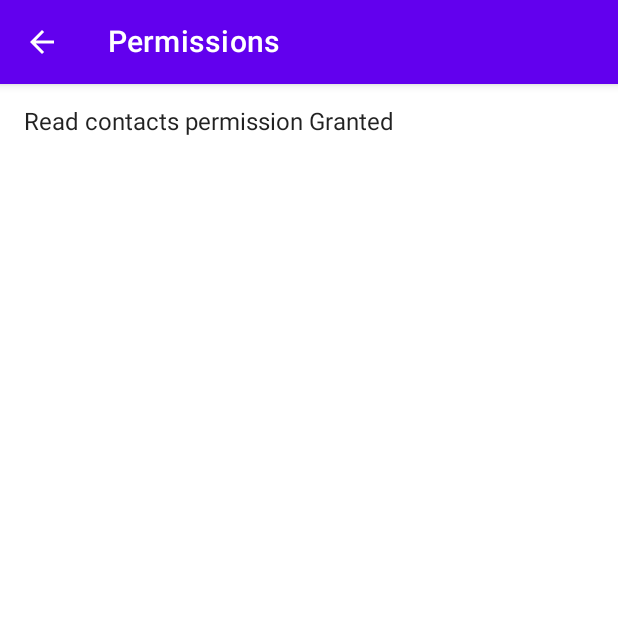
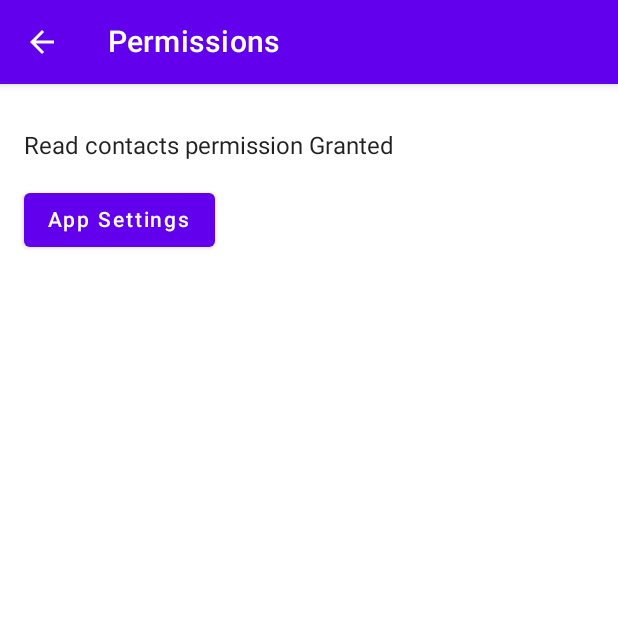
Before and after one commit to stevetripp/Template, an Android app built with Jetpack Compose: the composable PermissionsScreen shown on its own in the app's theme, on a phone screen of 412 x 824 dp, the top half of it. Run offline under Robolectric (Android 15) with nearby library versions, the phone set to English and light mode, and no system bars; our stand-ins replace Dagger/Hilt's generated code.

Commit message:
Add PermissionBanner

```diff
--- a/app/build.gradle.kts
+++ b/app/build.gradle.kts
@@ -43,6 +43,7 @@ android {
             "-opt-in=com.google.accompanist.pager.ExperimentalPagerApi",
             "-opt-in=com.google.accompanist.permissions.ExperimentalPermissionsApi",
             "-opt-in=kotlin.ExperimentalStdlibApi",
+            "-opt-in=kotlinx.coroutines.ExperimentalCoroutinesApi",
         )
     }
     buildFeatures {
@@ -66,7 +67,9 @@ dependencies {
     implementation(libs.accompanist.permissions)
     implementation(libs.accompanist.systemuicontroller)
 
+    implementation(libs.androidx.datastore.preferences)
     implementation(libs.androidx.hilt.navigation.compose)
+    implementation(libs.androidx.lifecycle.process)
     implementation(libs.androidx.navigation.compose)
 
     implementation(libs.androidx.splashscreen)
--- a/app/src/main/AndroidManifest.xml
+++ b/app/src/main/AndroidManifest.xml
@@ -4,6 +4,7 @@
     package="com.example.template"
     >
     <uses-permission android:name="android.permission.READ_CONTACTS" />
+    <uses-permission android:name="android.permission.ACCESS_COARSE_LOCATION" />
 
     <application
         android:name=".App"
--- /dev/null
+++ b/app/src/main/java/com/example/template/ext/FlowExt.kt
@@ -0,0 +1,13 @@
+package com.example.template.ext
+
+import kotlinx.coroutines.CoroutineScope
+import kotlinx.coroutines.flow.Flow
+import kotlinx.coroutines.flow.SharingStarted
+import kotlinx.coroutines.flow.StateFlow
+import kotlinx.coroutines.flow.stateIn
+
+fun <T> Flow<T>.stateInDefault(coroutineScope: CoroutineScope, initialValue: T): StateFlow<T> = this.stateIn(
+    scope = coroutineScope,
+    started = SharingStarted.WhileSubscribed(stopTimeoutMillis = 5_000L),
+    initialValue = initialValue,
+)
--- /dev/null
+++ b/app/src/main/java/com/example/template/ext/LifecycleCoroutineScopeExt.kt
@@ -0,0 +1,6 @@
+package com.example.template.ext
+
+import androidx.lifecycle.ProcessLifecycleOwner
+import androidx.lifecycle.lifecycleScope
+
+ val ProcessScope = ProcessLifecycleOwner.get().lifecycleScope
--- /dev/null
+++ b/app/src/main/java/com/example/template/model/datastore/AppPreferenceDataSource.kt
@@ -0,0 +1,52 @@
+package com.example.template.model.datastore
+
+import android.app.Application
+import android.content.Context
+import android.util.Log
+import androidx.datastore.core.handlers.ReplaceFileCorruptionHandler
+import androidx.datastore.preferences.core.booleanPreferencesKey
+import androidx.datastore.preferences.core.edit
+import androidx.datastore.preferences.core.emptyPreferences
+import androidx.datastore.preferences.core.stringPreferencesKey
+import androidx.datastore.preferences.preferencesDataStore
+import com.example.template.ext.ProcessScope
+import com.example.template.ui.widget.PermissionState
+import kotlinx.coroutines.flow.Flow
+import kotlinx.coroutines.flow.mapLatest
+import kotlinx.coroutines.launch
+import javax.inject.Inject
+import javax.inject.Singleton
+
+@Singleton
+class AppPreferenceDataSource
+@Inject constructor(
+    private val application: Application,
+) {
+    private val Context.dataStore by preferencesDataStore(
+        name = "app",
+        corruptionHandler = ReplaceFileCorruptionHandler {
+            Log.e("Template", "Datastore Corrupted", it)
+            emptyPreferences()
+        },
+//        produceMigrations = { applicationContext ->
+//            listOf(
+//                PreferenceMigrations.sharedPreferenceMigration(applicationContext, toVersion = 1, migrate = { sharedPrefs, currentData ->
+//                    SharedPreferenceMigration.migrateSharedPreferences(sharedPrefs, currentData)
+//                })
+//            )
+//        }
+    )
+
+
+    val locationPermissionStateFlow: Flow<PermissionState> = application.dataStore.data.mapLatest { preferences ->
+        preferences[Key.LOCATION_PERMISSION_STATE]?.let { PermissionState.valueOf(it) } ?: PermissionState.NotPermitted
+    }
+
+    suspend fun setLocationPermissionState(value: PermissionState) = application.dataStore.edit { it[Key.LOCATION_PERMISSION_STATE] = value.name }
+    fun setLocationPermissionStateAsync(value: PermissionState) = ProcessScope.launch { application.dataStore.edit { it[Key.LOCATION_PERMISSION_STATE] = value.name } }
+
+    object Key {
+        val IGNORE_LOCATION_PERMISSION_REQUEST = booleanPreferencesKey("IGNORE_LOCATION_PERMISSION_REQUEST")
+        val LOCATION_PERMISSION_STATE = stringPreferencesKey("LOCATION_PERMISSION_STATE")
+    }
+}
--- /dev/null
+++ b/app/src/main/java/com/example/template/ui/widget/PermissionBanner.kt
@@ -0,0 +1,105 @@
+package com.example.template.ui.widget
+
+import android.util.Log
+import androidx.compose.foundation.clickable
+import androidx.compose.foundation.layout.Row
+import androidx.compose.foundation.layout.fillMaxWidth
+import androidx.compose.foundation.layout.padding
+import androidx.compose.material.Surface
+import androidx.compose.material.Text
+import androidx.compose.material.TextButton
+import androidx.compose.runtime.Composable
+import androidx.compose.runtime.collectAsState
+import androidx.compose.runtime.getValue
+import androidx.compose.ui.Alignment
+import androidx.compose.ui.Modifier
+import androidx.compose.ui.platform.LocalInspectionMode
+import androidx.compose.ui.unit.dp
+import com.example.template.ui.PreviewDefault
+import com.example.template.ui.theme.AppTheme
+import com.google.accompanist.permissions.isGranted
+import com.google.accompanist.permissions.rememberPermissionState
+import com.google.accompanist.permissions.shouldShowRationale
+import kotlinx.coroutines.flow.StateFlow
+
+@Composable
+fun PermissionBanner(
+    firstRead: String,
+    rational: String,
+    permission: String,
+    permissionStateFlow: StateFlow<PermissionState>,
+    updatePermissionState: (PermissionState) -> Unit,
+    modifier: Modifier = Modifier,
+) {
+    val permissionState by permissionStateFlow.collectAsState()
+    val inPreviewMode = LocalInspectionMode.current
+
+
+    if (!inPreviewMode) {
+        val rememberedPermissionsState = rememberPermissionState(permission)
+        Log.i(
+            "SMT", """permissionState: $permissionState
+            |rememberedPermissionsState.status: ${rememberedPermissionsState.status}
+        """.trimMargin()
+        )
+        if (rememberedPermissionsState.status.isGranted) {
+            updatePermissionState(PermissionState.Permitted)
+            Banner(modifier = modifier, text = "Read contacts permission Granted")
+        } else if (rememberedPermissionsState.status.shouldShowRationale && permissionState == PermissionState.NotPermitted) {
+            Banner(
+                modifier = modifier,
+                text = rational,
+                onClick = { rememberedPermissionsState.launchPermissionRequest() }
+            ) { updatePermissionState(PermissionState.RejectedRationale) }
+        } else if (permissionState == PermissionState.NotPermitted) {
+            Banner(
+                modifier = modifier,
+                text = firstRead,
+                onClick = rememberedPermissionsState::launchPermissionRequest,
+            )
+        }
+    }
+}
+
+enum class PermissionState {
+    NotPermitted,
+    RejectedRequest,
+    RejectedRationale,
+    Permitted,
+}
+
+@Composable
+private fun Banner(
+    text: String,
+    modifier: Modifier = Modifier,
+    onClick: () -> Unit = {},
+    onDismiss: (() -> Unit)? = null
+) {
+    Surface {
+        Row(
+            modifier = modifier
+                .fillMaxWidth()
+                .clickable { onClick() },
+            verticalAlignment = Alignment.CenterVertically
+        ) {
+            Text(
+                modifier = Modifier
+                    .weight(1f)
+                    .padding(vertical = 16.dp),
+                text = text
+            )
+            onDismiss?.let { TextButton(onClick = it) { Text(text = "Dismiss".uppercase(), color = AppTheme.colors.primary) } }
+        }
+    }
+}
+
+@PreviewDefault
+@Composable
+private fun BannerPreview() {
+    AppTheme {
+        Banner(
+            text = "Vestibulum ante ipsum primis in faucibus orci luctus et ultrices posuere cubilia Curae; Donec velit neque, auctor sit amet aliquam vel, ullamcorper sit amet ligula.",
+            onDismiss = {},
+        )
+    }
+}
--- a/app/src/main/java/com/example/template/ux/permissions/PermissionsScreen.kt
+++ b/app/src/main/java/com/example/template/ux/permissions/PermissionsScreen.kt
@@ -1,5 +1,9 @@
 package com.example.template.ux.permissions
 
+import android.Manifest
+import android.content.Intent
+import android.net.Uri
+import android.provider.Settings
 import androidx.compose.foundation.layout.Column
 import androidx.compose.foundation.layout.padding
 import androidx.compose.material.Button
@@ -7,55 +11,50 @@ import androidx.compose.material.Scaffold
 import androidx.compose.material.Text
 import androidx.compose.runtime.Composable
 import androidx.compose.ui.Modifier
+import androidx.compose.ui.platform.LocalContext
+import androidx.compose.ui.platform.LocalInspectionMode
 import androidx.compose.ui.unit.dp
 import androidx.hilt.navigation.compose.hiltViewModel
 import androidx.navigation.NavController
 import com.example.template.ui.PreviewDefault
 import com.example.template.ui.composable.AppTopAppBar
 import com.example.template.ui.theme.AppTheme
+import com.example.template.ui.widget.PermissionBanner
 import com.example.template.ux.main.Screen
-import com.google.accompanist.permissions.isGranted
-import com.google.accompanist.permissions.rememberPermissionState
-import com.google.accompanist.permissions.shouldShowRationale
-import kotlinx.coroutines.flow.MutableStateFlow
-import kotlinx.coroutines.flow.StateFlow
 
 @Composable
-fun PermissionsScreen(navController: NavController) {
-    PermissionsContent(navController::popBackStack)
+fun PermissionsScreen(navController: NavController, viewModel: PermissionsViewModel = hiltViewModel()) {
+    PermissionsContent(viewModel.uiState, navController::popBackStack)
 }
 
 @Composable
-private fun PermissionsContent(onBack: () -> Unit = {}) {
-    val readContactsPermissionState = rememberPermissionState(
-        android.Manifest.permission.READ_CONTACTS
-    )
+private fun PermissionsContent(uiState: PermissionsUiState, onBack: () -> Unit = {}) {
+    val inPreviewMode = LocalInspectionMode.current
+    val context = if (!inPreviewMode) LocalContext.current else null
 
-    Scaffold(
-        topBar = { AppTopAppBar(title = Screen.PERMISSIONS.title, onBack = onBack) }) {
-        Column(modifier = Modifier
-            .padding(it)
-            .padding(16.dp)
+    Scaffold(topBar = { AppTopAppBar(title = Screen.PERMISSIONS.title, onBack = onBack) }) {
+        Column(
+            modifier = Modifier
+                .padding(it)
+                .padding(16.dp)
         ) {
-
-            if (readContactsPermissionState.status.isGranted) {
-                Text("Read contacts permission Granted")
-            } else {
-                val textToShow = if (readContactsPermissionState.status.shouldShowRationale) {
-                    // If the user has denied the permission but the rationale can be shown,
-                    // then gently explain why the app requires this permission
-                    "[Rationale] Reading contacts is important for this app. Please grant the permission."
-                } else {
-                    // If it's the first time the user lands on this feature, or the user
-                    // doesn't want to be asked again for this permission, explain that the
-                    // permission is required
-                    "[First Read] Read contact permission required for this feature to be available. " +
-                            "Please grant the permission"
+            PermissionBanner(
+                firstRead = "[First Read] Please grant the permission",
+                rational = "[Rationale] Please grant the permission.",
+                permission = Manifest.permission.ACCESS_COARSE_LOCATION,
+                permissionStateFlow = uiState.permissionStateFlow,
+                updatePermissionState = uiState.updatePermissionState
+            )
+            Button(onClick = {
+                if (!inPreviewMode) {
+                    val intent = Intent(Settings.ACTION_APPLICATION_DETAILS_SETTINGS).apply {
+                        addFlags(Intent.FLAG_ACTIVITY_NEW_TASK)
+                        data = Uri.fromParts("package", context?.packageName.orEmpty(), null)
+                    }
+                    context?.startActivity(intent)
                 }
-                Text(textToShow)
-                Button(onClick = { readContactsPermissionState.launchPermissionRequest() }) {
-                    Text("Request permission")
-                }
+            }) {
+                Text("App Settings")
             }
         }
     }
@@ -64,5 +63,5 @@ private fun PermissionsContent(onBack: () -> Unit = {}) {
 @PreviewDefault
 @Composable
 private fun PermissionsContentPreview() {
-    AppTheme { PermissionsContent() }
+    AppTheme { PermissionsContent(PermissionsUiState()) }
 }
--- /dev/null
+++ b/app/src/main/java/com/example/template/ux/permissions/PermissionsUiState.kt
@@ -0,0 +1,10 @@
+package com.example.template.ux.permissions
+
+import com.example.template.ui.widget.PermissionState
+import kotlinx.coroutines.flow.MutableStateFlow
+import kotlinx.coroutines.flow.StateFlow
+
+data class PermissionsUiState(
+    val permissionStateFlow: StateFlow<PermissionState> = MutableStateFlow(PermissionState.NotPermitted),
+    val updatePermissionState: (PermissionState) -> Unit = {},
+)
--- /dev/null
+++ b/app/src/main/java/com/example/template/ux/permissions/PermissionsViewModel.kt
@@ -0,0 +1,23 @@
+package com.example.template.ux.permissions
+
+import androidx.lifecycle.ViewModel
+import androidx.lifecycle.viewModelScope
+import com.example.template.ext.stateInDefault
+import com.example.template.model.datastore.AppPreferenceDataSource
+import com.example.template.ui.navigation.ViewModelNav
+import com.example.template.ui.navigation.ViewModelNavImpl
+import com.example.template.ui.widget.PermissionState
+import dagger.hilt.android.lifecycle.HiltViewModel
+import javax.inject.Inject
+
+@HiltViewModel
+class PermissionsViewModel
+@Inject constructor(
+    private val appPreferenceDataSource: AppPreferenceDataSource,
+) : ViewModel(), ViewModelNav by ViewModelNavImpl() {
+
+    val uiState = PermissionsUiState(
+        permissionStateFlow = appPreferenceDataSource.locationPermissionStateFlow.stateInDefault(viewModelScope, PermissionState.NotPermitted),
+        updatePermissionState = { appPreferenceDataSource.setLocationPermissionStateAsync(it) }
+    )
+}
--- a/gradle/libs.versions.toml
+++ b/gradle/libs.versions.toml
@@ -7,8 +7,10 @@ accompanist = "0.28.0"
 androidxActivityCompose = "1.6.1"
 androidxComposeCompiler = "1.4.0"
 androidxComposeMaterial = "1.3.1"
-androidxComposeUi = "1.4.0-alpha04"
+androidxComposeUi = "1.3.3"
+androidxDataStore = "1.0.0"
 androidxHilt = "1.0.0"
+androidxLifecycle = "2.5.1"
 androidxNavigation = "2.5.3"
 androidxSplashScreen = "1.0.0"
 androidxTestJunit = "1.1.4"
@@ -31,7 +33,9 @@ accompanist-systemuicontroller = { module = "com.google.accompanist:accompanist-
 
 android-gradlePluginClasspath = { module = "com.android.tools.build:gradle", version.ref = "agp" }
 
+androidx-datastore-preferences = { module = "androidx.datastore:datastore-preferences", version.ref = "androidxDataStore" }
 androidx-hilt-navigation-compose = { module = "androidx.hilt:hilt-navigation-compose", version.ref = "androidxHilt" }
+androidx-lifecycle-process = { module = "androidx.lifecycle:lifecycle-process", version.ref = "androidxLifecycle" }
 androidx-navigation-compose = { module = "androidx.navigation:navigation-compose", version.ref = "androidxNavigation" }
 androidx-splashscreen = { module = "androidx.core:core-splashscreen", version.ref = "androidxSplashScreen" }
 
```
